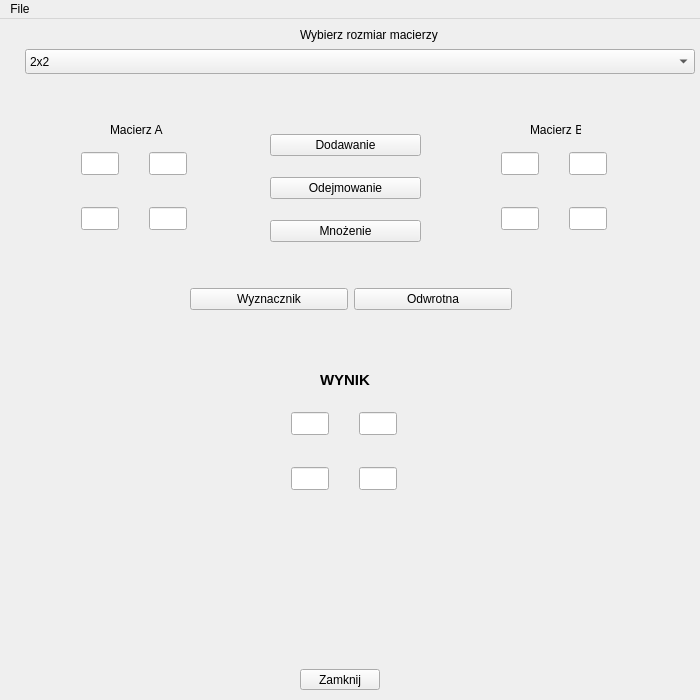
Qt form kalkum.ui (calka00/KalkuM) before a commit.
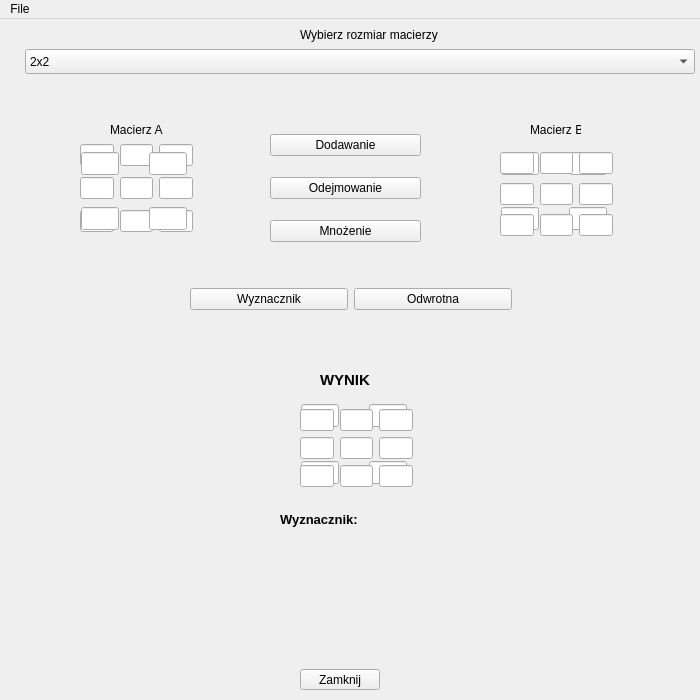
The same form after that commit.

What changed in the file:
```diff
--- a/kalkum.ui
+++ b/kalkum.ui
@@ -122,7 +122,7 @@
      </item>
     </layout>
    </widget>
-   <widget class="QWidget" name="gridLayoutWidget_3">
+   <widget class="QWidget" name="gridWidget_3" native="true">
     <property name="geometry">
      <rect>
       <x>80</x>
@@ -236,7 +236,7 @@
      </item>
     </layout>
    </widget>
-   <widget class="QWidget" name="gridLayoutWidget_4">
+   <widget class="QWidget" name="gridWidget_4" native="true">
     <property name="geometry">
      <rect>
       <x>500</x>
@@ -379,10 +379,10 @@
    <widget class="QWidget" name="gridLayoutWidget_5">
     <property name="geometry">
      <rect>
-      <x>290</x>
-      <y>390</y>
+      <x>300</x>
+      <y>380</y>
       <width>108</width>
-      <height>84</height>
+      <height>91</height>
      </rect>
     </property>
     <layout class="QGridLayout" name="gridLayout_5">
@@ -522,6 +522,250 @@
      <string>WYNIK</string>
     </property>
    </widget>
+   <widget class="QLabel" name="label_5">
+    <property name="geometry">
+     <rect>
+      <x>280</x>
+      <y>490</y>
+      <width>91</width>
+      <height>21</height>
+     </rect>
+    </property>
+    <property name="font">
+     <font>
+      <pointsize>10</pointsize>
+      <weight>75</weight>
+      <bold>true</bold>
+     </font>
+    </property>
+    <property name="text">
+     <string>Wyznacznik:</string>
+    </property>
+   </widget>
+   <widget class="QWidget" name="widget" native="true">
+    <property name="geometry">
+     <rect>
+      <x>80</x>
+      <y>110</y>
+      <width>171</width>
+      <height>181</height>
+     </rect>
+    </property>
+    <widget class="QWidget" name="gridLayoutWidget_6">
+     <property name="geometry">
+      <rect>
+       <x>0</x>
+       <y>10</y>
+       <width>113</width>
+       <height>101</height>
+      </rect>
+     </property>
+     <layout class="QGridLayout" name="gridLayout_6">
+      <item row="1" column="1">
+       <widget class="QLineEdit" name="lineEdit_17"/>
+      </item>
+      <item row="1" column="2">
+       <widget class="QLineEdit" name="lineEdit_18"/>
+      </item>
+      <item row="0" column="0">
+       <widget class="QLineEdit" name="lineEdit_13"/>
+      </item>
+      <item row="1" column="0">
+       <widget class="QLineEdit" name="lineEdit_16"/>
+      </item>
+      <item row="0" column="1">
+       <widget class="QLineEdit" name="lineEdit_14"/>
+      </item>
+      <item row="2" column="2">
+       <widget class="QLineEdit" name="lineEdit_21"/>
+      </item>
+      <item row="2" column="0">
+       <widget class="QLineEdit" name="lineEdit_19"/>
+      </item>
+      <item row="0" column="2">
+       <widget class="QLineEdit" name="lineEdit_15"/>
+      </item>
+      <item row="2" column="1">
+       <widget class="QLineEdit" name="lineEdit_20"/>
+      </item>
+     </layout>
+    </widget>
+   </widget>
+   <widget class="QWidget" name="widget_2" native="true">
+    <property name="geometry">
+     <rect>
+      <x>490</x>
+      <y>120</y>
+      <width>171</width>
+      <height>121</height>
+     </rect>
+    </property>
+    <widget class="QWidget" name="gridLayoutWidget_3">
+     <property name="geometry">
+      <rect>
+       <x>10</x>
+       <y>10</y>
+       <width>113</width>
+       <height>91</height>
+      </rect>
+     </property>
+     <layout class="QGridLayout" name="gridLayout_7">
+      <item row="1" column="1">
+       <widget class="QLineEdit" name="lineEdit_26"/>
+      </item>
+      <item row="1" column="0">
+       <widget class="QLineEdit" name="lineEdit_25"/>
+      </item>
+      <item row="1" column="2">
+       <widget class="QLineEdit" name="lineEdit_27"/>
+      </item>
+      <item row="0" column="1">
+       <widget class="QLineEdit" name="lineEdit_23"/>
+      </item>
+      <item row="0" column="2">
+       <widget class="QLineEdit" name="lineEdit_24"/>
+      </item>
+      <item row="0" column="0">
+       <widget class="QLineEdit" name="lineEdit_22"/>
+      </item>
+      <item row="2" column="0">
+       <widget class="QLineEdit" name="lineEdit_28"/>
+      </item>
+      <item row="2" column="1">
+       <widget class="QLineEdit" name="lineEdit_29"/>
+      </item>
+      <item row="2" column="2">
+       <widget class="QLineEdit" name="lineEdit_30"/>
+      </item>
+     </layout>
+    </widget>
+   </widget>
+   <widget class="QWidget" name="widget_3" native="true">
+    <property name="geometry">
+     <rect>
+      <x>290</x>
+      <y>380</y>
+      <width>171</width>
+      <height>121</height>
+     </rect>
+    </property>
+    <widget class="QWidget" name="gridLayoutWidget_4">
+     <property name="geometry">
+      <rect>
+       <x>10</x>
+       <y>10</y>
+       <width>113</width>
+       <height>80</height>
+      </rect>
+     </property>
+     <layout class="QGridLayout" name="gridLayout_8">
+      <item row="1" column="1">
+       <widget class="QLineEdit" name="lineEdit_31"/>
+      </item>
+      <item row="1" column="0">
+       <widget class="QLineEdit" name="lineEdit_32"/>
+      </item>
+      <item row="1" column="2">
+       <widget class="QLineEdit" name="lineEdit_33"/>
+      </item>
+      <item row="0" column="1">
+       <widget class="QLineEdit" name="lineEdit_34"/>
+      </item>
+      <item row="0" column="2">
+       <widget class="QLineEdit" name="lineEdit_35"/>
+      </item>
+      <item row="0" column="0">
+       <widget class="QLineEdit" name="lineEdit_36"/>
+      </item>
+      <item row="2" column="0">
+       <widget class="QLineEdit" name="lineEdit_37"/>
+      </item>
+      <item row="2" column="1">
+       <widget class="QLineEdit" name="lineEdit_38"/>
+      </item>
+      <item row="2" column="2">
+       <widget class="QLineEdit" name="lineEdit_39"/>
+      </item>
+     </layout>
+    </widget>
+   </widget>
+   <widget class="QWidget" name="widget_skalar" native="true">
+    <property name="geometry">
+     <rect>
+      <x>370</x>
+      <y>490</y>
+      <width>120</width>
+      <height>41</height>
+     </rect>
+    </property>
+    <widget class="QLabel" name="wynik_skalar">
+     <property name="geometry">
+      <rect>
+       <x>0</x>
+       <y>-10</y>
+       <width>61</width>
+       <height>41</height>
+      </rect>
+     </property>
+     <property name="font">
+      <font>
+       <pointsize>11</pointsize>
+       <weight>75</weight>
+       <bold>true</bold>
+      </font>
+     </property>
+     <property name="text">
+      <string/>
+     </property>
+    </widget>
+   </widget>
+   <widget class="QWidget" name="widget_skalar2" native="true">
+    <property name="geometry">
+     <rect>
+      <x>370</x>
+      <y>490</y>
+      <width>120</width>
+      <height>21</height>
+     </rect>
+    </property>
+    <widget class="QLabel" name="wynik_skalar2">
+     <property name="geometry">
+      <rect>
+       <x>0</x>
+       <y>-10</y>
+       <width>71</width>
+       <height>41</height>
+      </rect>
+     </property>
+     <property name="font">
+      <font>
+       <pointsize>11</pointsize>
+       <weight>75</weight>
+       <bold>true</bold>
+      </font>
+     </property>
+     <property name="text">
+      <string/>
+     </property>
+    </widget>
+   </widget>
+   <zorder>pushButtonClose</zorder>
+   <zorder>comboBox</zorder>
+   <zorder>label</zorder>
+   <zorder>gridLayoutWidget</zorder>
+   <zorder>gridLayoutWidget_2</zorder>
+   <zorder>gridWidget_4</zorder>
+   <zorder>label_2</zorder>
+   <zorder>label_3</zorder>
+   <zorder>gridWidget_5</zorder>
+   <zorder>label_4</zorder>
+   <zorder>label_5</zorder>
+   <zorder>widget</zorder>
+   <zorder>widget_2</zorder>
+   <zorder>widget_3</zorder>
+   <zorder>gridWidget_3</zorder>
+   <zorder>widget_skalar</zorder>
+   <zorder>widget_skalar2</zorder>
   </widget>
   <widget class="QMenuBar" name="menuBar">
    <property name="geometry">
```
Left out of the diff: 124 changed lines with no effect on the pictures.
